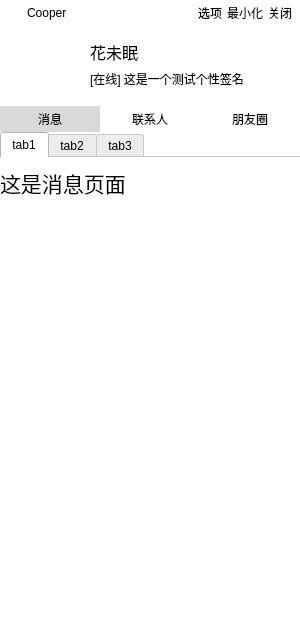
linhaojun857/cooper-im-client, file view/MainWidget.ui: the form before one commit.
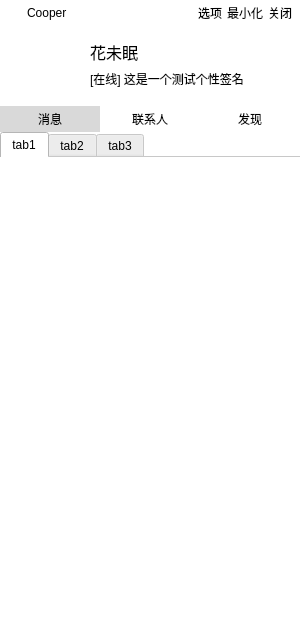
The form after the commit. Icons and pictures are not drawn.

What changed in the file:
```diff
--- a/view/MainWidget.ui
+++ b/view/MainWidget.ui
@@ -165,7 +165,7 @@
      <string notr="true">border: 0px;</string>
     </property>
     <property name="text">
-     <string>朋友圈</string>
+     <string>发现</string>
     </property>
    </widget>
   </widget>
@@ -191,24 +191,6 @@
     <attribute name="title">
      <string>tab1</string>
     </attribute>
-    <widget class="QLabel" name="label_4">
-     <property name="geometry">
-      <rect>
-       <x>0</x>
-       <y>0</y>
-       <width>150</width>
-       <height>50</height>
-      </rect>
-     </property>
-     <property name="font">
-      <font>
-       <pointsize>16</pointsize>
-      </font>
-     </property>
-     <property name="text">
-      <string>这是消息页面</string>
-     </property>
-    </widget>
    </widget>
    <widget class="QWidget" name="tab2">
     <property name="styleSheet">
```
Left out of the diff: 18 changed lines with no effect on the pictures.
